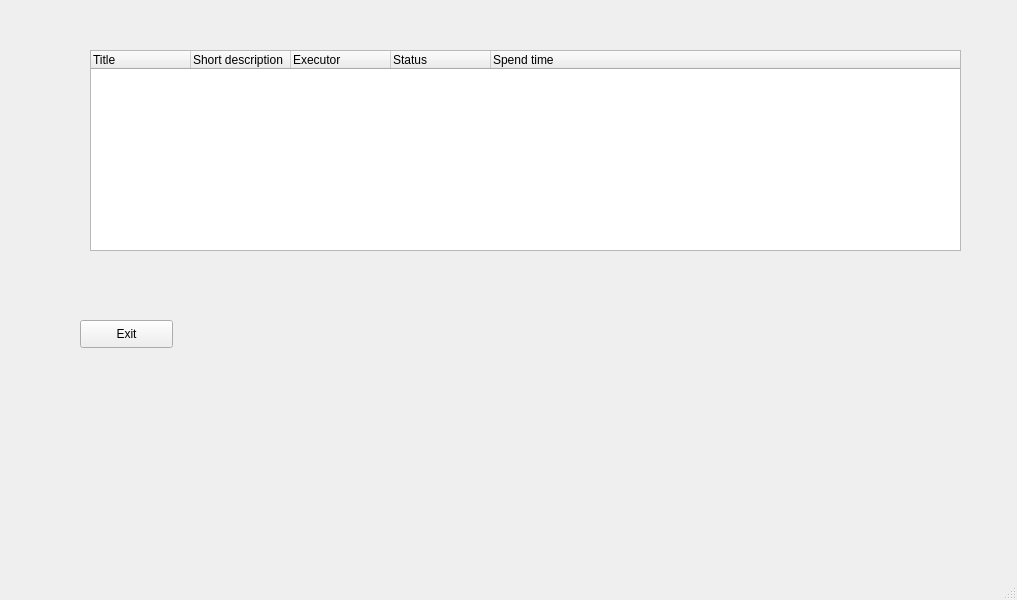
Above: lab_2/mainwindow.ui from YaroslavDrovolskyi/pi_ooop_2021-2022 before the change. Below: the same form after it.
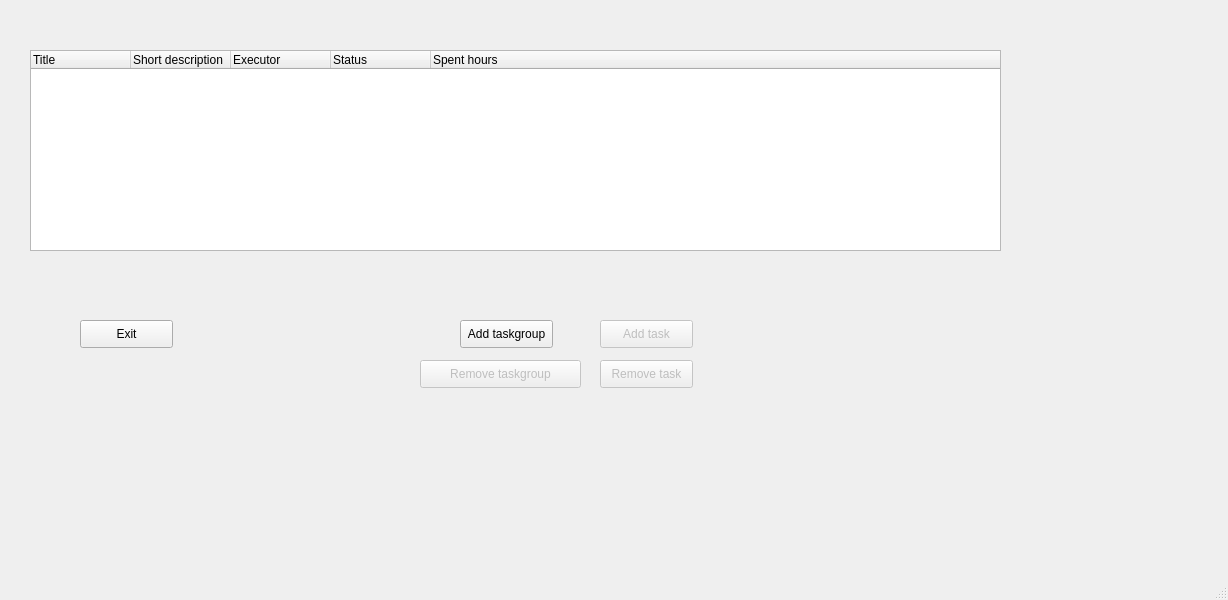
That is the form after the change.

The edit to the form file:
```diff
--- a/lab_2/mainwindow.ui
+++ b/lab_2/mainwindow.ui
@@ -6,13 +6,19 @@
    <rect>
     <x>0</x>
     <y>0</y>
-    <width>1017</width>
+    <width>1228</width>
     <height>600</height>
    </rect>
   </property>
+  <property name="sizePolicy">
+   <sizepolicy hsizetype="Expanding" vsizetype="Expanding">
+    <horstretch>0</horstretch>
+    <verstretch>0</verstretch>
+   </sizepolicy>
+  </property>
   <property name="minimumSize">
    <size>
-    <width>700</width>
+    <width>1000</width>
     <height>500</height>
    </size>
   </property>
@@ -20,19 +26,6 @@
    <string>MainWindow</string>
   </property>
   <widget class="QWidget" name="centralwidget">
-   <widget class="QToolButton" name="toolButton">
-    <property name="geometry">
-     <rect>
-      <x>1200</x>
-      <y>10</y>
-      <width>27</width>
-      <height>21</height>
-     </rect>
-    </property>
-    <property name="text">
-     <string>...</string>
-    </property>
-   </widget>
    <widget class="QPushButton" name="exit_btn">
     <property name="geometry">
      <rect>
@@ -49,9 +42,9 @@
    <widget class="QTreeWidget" name="treeWidget">
     <property name="geometry">
      <rect>
-      <x>90</x>
+      <x>30</x>
       <y>50</y>
-      <width>871</width>
+      <width>971</width>
       <height>201</height>
      </rect>
     </property>
@@ -113,17 +106,78 @@
     </column>
     <column>
      <property name="text">
-      <string>Spend time</string>
+      <string>Spent hours</string>
      </property>
     </column>
    </widget>
+   <widget class="QPushButton" name="add_group_btn">
+    <property name="geometry">
+     <rect>
+      <x>460</x>
+      <y>320</y>
+      <width>93</width>
+      <height>28</height>
+     </rect>
+    </property>
+    <property name="text">
+     <string>Add taskgroup</string>
+    </property>
+   </widget>
+   <widget class="QPushButton" name="add_task_btn">
+    <property name="enabled">
+     <bool>false</bool>
+    </property>
+    <property name="geometry">
+     <rect>
+      <x>600</x>
+      <y>320</y>
+      <width>93</width>
+      <height>28</height>
+     </rect>
+    </property>
+    <property name="text">
+     <string>Add task</string>
+    </property>
+   </widget>
+   <widget class="QPushButton" name="del_group_btn">
+    <property name="enabled">
+     <bool>false</bool>
+    </property>
+    <property name="geometry">
+     <rect>
+      <x>420</x>
+      <y>360</y>
+      <width>161</width>
+      <height>28</height>
+     </rect>
+    </property>
+    <property name="text">
+     <string>Remove taskgroup</string>
+    </property>
+   </widget>
+   <widget class="QPushButton" name="del_task_btn">
+    <property name="enabled">
+     <bool>false</bool>
+    </property>
+    <property name="geometry">
+     <rect>
+      <x>600</x>
+      <y>360</y>
+      <width>93</width>
+      <height>28</height>
+     </rect>
+    </property>
+    <property name="text">
+     <string>Remove task</string>
+    </property>
+   </widget>
   </widget>
   <widget class="QMenuBar" name="menubar">
    <property name="geometry">
     <rect>
      <x>0</x>
      <y>0</y>
-     <width>1017</width>
+     <width>1228</width>
      <height>26</height>
     </rect>
    </property>
```
